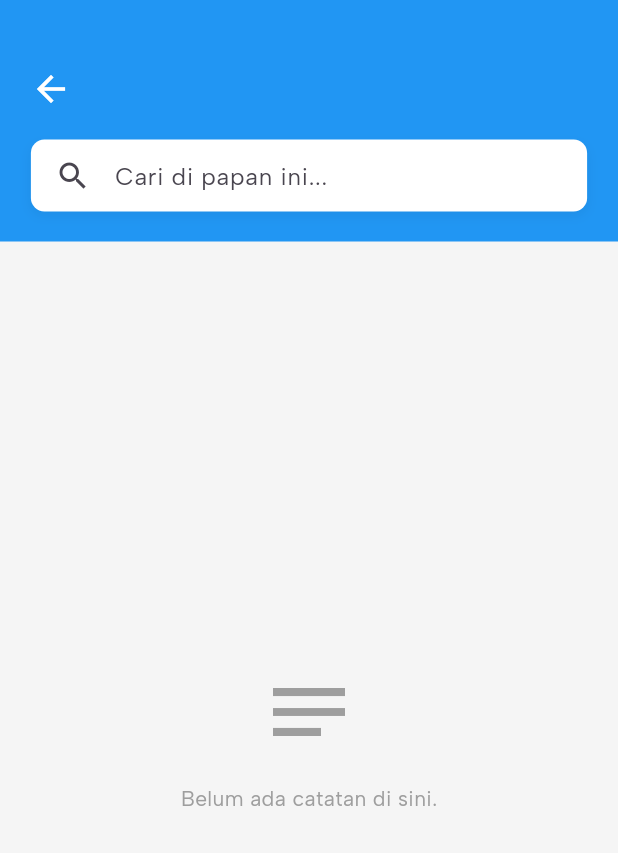
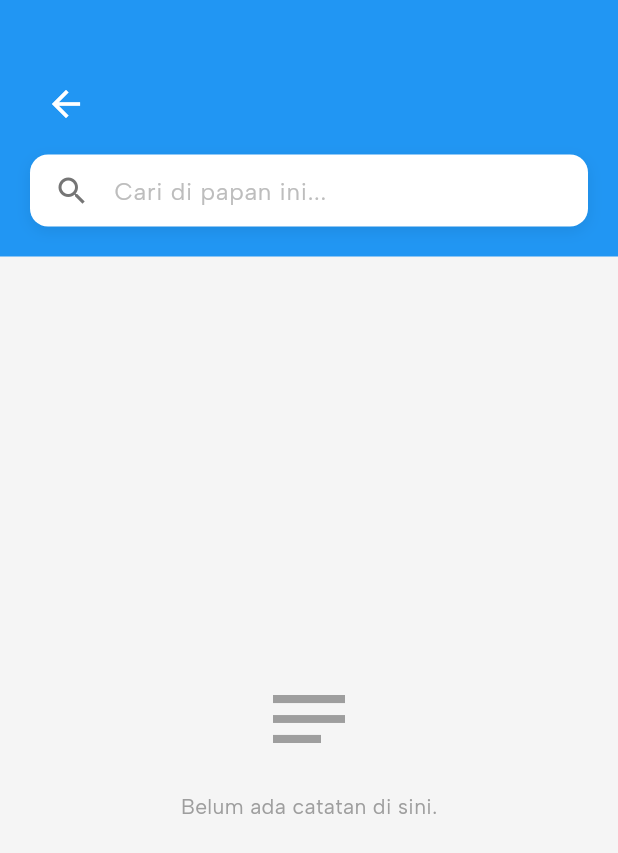
Before and after one commit to feliceyovita/EduPin, a Flutter app: the PapanDetailScreen screen opened directly with empty values, on a phone screen of 412 x 824 dp. Shown: the top 853 px of the screen. Run offline on Flutter 3.47's test engine with Material 3 defaults, Android fonts, the phone set to English and light mode, and no system bars; our stand-ins replace cloud_firestore, firebase_auth, firebase_core, go_router, google_sign_in, image_picker and 1 more; missing offline and left inert: gal; accounts and stored records are empty.

Commit message:
perbaiki detail catatan

```diff
--- a/lib/screens/papan_detail_screen.dart
+++ b/lib/screens/papan_detail_screen.dart
@@ -3,6 +3,7 @@ import 'package:go_router/go_router.dart';
 import '../services/catatan_service.dart';
 import '../models/note_details.dart';
 import '../widgets/pin_card.dart';
+import '../widgets/app_header.dart';
 
 class PapanDetailScreen extends StatefulWidget {
   final String boardName;
@@ -14,7 +15,6 @@ class PapanDetailScreen extends StatefulWidget {
 }
 
 class _PapanDetailScreenState extends State<PapanDetailScreen> {
-  // Controller search (biar ada visualnya dulu)
   final _searchC = TextEditingController();
 
   @override
@@ -26,37 +26,29 @@ class _PapanDetailScreenState extends State<PapanDetailScreen> {
   @override
   Widget build(BuildContext context) {
     return Scaffold(
-      backgroundColor: Colors.grey[100], // Samakan warna background
+      backgroundColor: Colors.grey[100],
       body: CustomScrollView(
         slivers: [
           // ===============================================
-          // 1. HEADER (SAMA PERSIS DENGAN PAPAN SCREEN)
+          // 1. HEADER MENGGUNAKAN WIDGET APPHEADER
           // ===============================================
           SliverToBoxAdapter(
-            child: Container(
-              width: double.infinity,
-              color: Colors.blue,
-              padding: const EdgeInsets.only(bottom: 20),
-              child: Column(
-                crossAxisAlignment: CrossAxisAlignment.start,
+            child: AppHeader(
+              hintText: "Cari di papan ini...",
+              searchController: _searchC,
+
+              customTitle: Row(
                 children: [
-                  const SizedBox(height: 35), // Jarak status bar
-
-                  // Baris Atas: Tombol Back + Judul Papan
-                  Padding(
-                    padding: const EdgeInsets.symmetric(horizontal: 10),
-                    child: Row(
-                      children: [
-                        // GANTI LOGO JADI TOMBOL BACK
                   IconButton(
+                    padding: EdgeInsets.zero,
+                    constraints: const BoxConstraints(),
                     icon: const Icon(Icons.arrow_back, color: Colors.white, size: 28),
                     onPressed: () => context.pop(),
                   ),
                   const SizedBox(width: 5),
-
                   Expanded(
                     child: Text(
-                            widget.boardName,
+                      widget.boardName, // Nama Papan
                       style: const TextStyle(
                         fontSize: 22,
                         fontWeight: FontWeight.bold,
@@ -68,56 +60,17 @@ class _PapanDetailScreenState extends State<PapanDetailScreen> {
                 ],
               ),
             ),
-
-                  const SizedBox(height: 10),
-
-                  // SEARCH BAR (Sama persis)
-                  Center(
-                    child: SizedBox(
-                      width: MediaQuery.of(context).size.width * 0.9,
-                      child: Container(
-                        padding: const EdgeInsets.symmetric(horizontal: 16),
-                        decoration: BoxDecoration(
-                          color: Colors.white,
-                          borderRadius: BorderRadius.circular(9),
-                          boxShadow: [
-                            BoxShadow(
-                              color: Colors.black.withOpacity(0.05),
-                              blurRadius: 6,
-                              offset: const Offset(0, 3),
-                            )
-                          ],
-                        ),
-                        child: TextField(
-                          controller: _searchC,
-                          decoration: const InputDecoration(
-                            hintText: "Cari di papan ini...",
-                            border: InputBorder.none,
-                            icon: Icon(Icons.search),
-                          ),
-                        ),
-                      ),
-                    ),
-                  ),
-                ],
-              ),
-            ),
           ),
 
-          // ===============================================
-          // 2. ISI KONTEN (PIN CARD / CATATAN)
-          // ===============================================
           FutureBuilder<List<NoteDetail>>(
             future: NotesService().getNotesInBoard(widget.boardName),
             builder: (context, snapshot) {
-              // A. Loading
               if (snapshot.connectionState == ConnectionState.waiting) {
                 return const SliverFillRemaining(
                   child: Center(child: CircularProgressIndicator()),
                 );
               }
 
-              // B. Error
               if (snapshot.hasError) {
                 return SliverToBoxAdapter(
                   child: Padding(
@@ -129,7 +82,6 @@ class _PapanDetailScreenState extends State<PapanDetailScreen> {
 
               final notes = snapshot.data ?? [];
 
-              // C. Kosong
               if (notes.isEmpty) {
                 return const SliverFillRemaining(
                   child: Center(
@@ -145,21 +97,19 @@ class _PapanDetailScreenState extends State<PapanDetailScreen> {
                 );
               }
 
-              // D. Ada Data -> Tampilkan Grid PIN CARD
               return SliverPadding(
                 padding: const EdgeInsets.all(16),
                 sliver: SliverGrid(
                   delegate: SliverChildBuilderDelegate(
                         (context, index) {
                       final note = notes[index];
-                      // PANGGIL WIDGET DARI HOME
                       return PinCard(data: note);
                     },
                     childCount: notes.length,
                   ),
                   gridDelegate: const SliverGridDelegateWithFixedCrossAxisCount(
                     crossAxisCount: 2,
-                    mainAxisExtent: 370, // Tinggi kartu disamakan dengan Home
+                    mainAxisExtent: 370,
                     crossAxisSpacing: 12,
                     mainAxisSpacing: 12,
                   ),
--- a/lib/widgets/app_header.dart
+++ b/lib/widgets/app_header.dart
@@ -6,12 +6,15 @@ class AppHeader extends StatelessWidget {
   final String hintText;
   final bool showSearchBar;
 
+  final Widget? customTitle;
+
   const AppHeader({
     super.key,
     this.onSearchChanged,
     this.searchController,
     this.hintText = "Cari...",
     this.showSearchBar = true,
+    this.customTitle, // Tambahkan di constructor
   });
 
   @override
@@ -19,8 +22,8 @@ class AppHeader extends StatelessWidget {
     return Container(
       width: double.infinity,
       padding: const EdgeInsets.only(
-        top: 45, // Jarak status bar
-        bottom: 15,
+        top: 45,
+        bottom: 20,
         left: 20,
         right: 20,
       ),
@@ -31,6 +34,7 @@ class AppHeader extends StatelessWidget {
         crossAxisAlignment: CrossAxisAlignment.start,
         mainAxisSize: MainAxisSize.min,
         children: [
+          customTitle ??
               Row(
                 children: [
                   Image.asset(
@@ -52,7 +56,7 @@ class AppHeader extends StatelessWidget {
                 ],
               ),
 
-          // 2. SEARCH BAR (KONDISIONAL)
+          // 2. SEARCH BAR
           if (showSearchBar) ...[
             const SizedBox(height: 10),
             Container(
@@ -70,7 +74,7 @@ class AppHeader extends StatelessWidget {
               ),
               child: TextField(
                 controller: searchController,
-                onChanged: onSearchChanged, // Lempar input ke parent
+                onChanged: onSearchChanged,
                 decoration: InputDecoration(
                   hintText: hintText,
                   hintStyle: TextStyle(color: Colors.grey.shade400),
```
Lines whose indentation alone changed are shown as unchanged.
